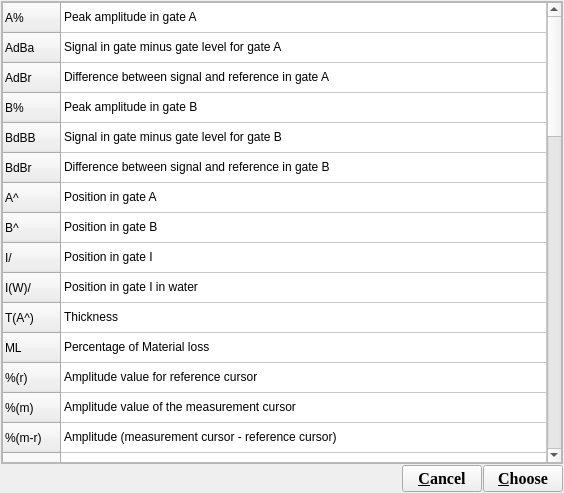
Qt form ui/measure_bar/measure_dialog.ui (15903016222/Voice) before a commit.
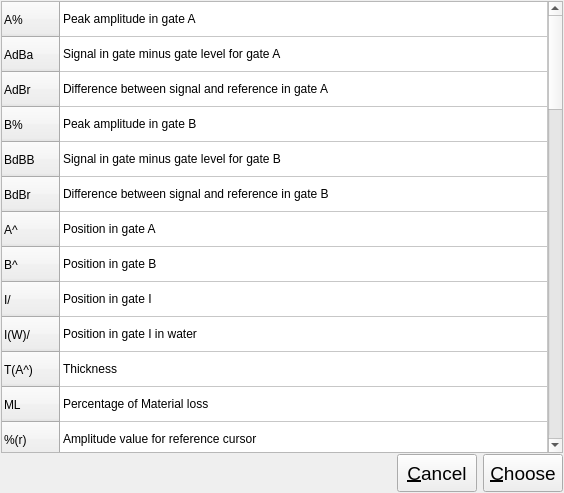
The same form after that commit.

Commit message: Updated:测量菜单和测量对话框的样式

```diff
--- a/ui/measure_bar/measure_dialog.ui
+++ b/ui/measure_bar/measure_dialog.ui
@@ -16,7 +16,7 @@
   <property name="windowTitle">
    <string>Dialog</string>
   </property>
-  <layout class="QVBoxLayout" name="verticalLayout_2">
+  <layout class="QVBoxLayout" name="verticalLayout_2" stretch="12,1">
    <property name="spacing">
     <number>1</number>
    </property>
@@ -37,6 +37,9 @@
      <property name="focusPolicy">
       <enum>Qt::NoFocus</enum>
      </property>
+     <property name="frameShape">
+      <enum>QFrame::NoFrame</enum>
+     </property>
      <property name="widgetResizable">
       <bool>true</bool>
      </property>
@@ -45,8 +48,8 @@
        <rect>
         <x>0</x>
         <y>0</y>
-        <width>560</width>
-        <height>459</height>
+        <width>562</width>
+        <height>452</height>
        </rect>
       </property>
       <property name="focusPolicy">
@@ -70,6 +73,15 @@
        </property>
        <item>
         <widget class="QTableWidget" name="tableWidget">
+         <property name="styleSheet">
+          <string notr="true">QTableWidget{
+	font:14pt &quot;Arial&quot;;
+}
+</string>
+         </property>
+         <property name="frameShape">
+          <enum>QFrame::StyledPanel</enum>
+         </property>
          <property name="lineWidth">
           <number>1</number>
          </property>
@@ -100,6 +112,12 @@
          <attribute name="verticalHeaderVisible">
           <bool>true</bool>
          </attribute>
+         <attribute name="verticalHeaderDefaultSectionSize">
+          <number>35</number>
+         </attribute>
+         <attribute name="verticalHeaderMinimumSectionSize">
+          <number>30</number>
+         </attribute>
          <row>
           <property name="text">
            <string>A%</string>
@@ -653,6 +671,9 @@
    </item>
    <item>
     <layout class="QHBoxLayout" name="horizontalLayout">
+     <property name="spacing">
+      <number>6</number>
+     </property>
      <item>
       <spacer name="horizontalSpacer">
        <property name="orientation">
@@ -676,15 +697,21 @@
        </property>
        <property name="font">
         <font>
-         <family>Times New Roman</family>
-         <pointsize>12</pointsize>
-         <weight>75</weight>
-         <bold>true</bold>
+         <family>Arial</family>
+         <pointsize>14</pointsize>
+         <weight>50</weight>
+         <italic>false</italic>
+         <bold>false</bold>
         </font>
        </property>
        <property name="focusPolicy">
         <enum>Qt::NoFocus</enum>
        </property>
+       <property name="styleSheet">
+        <string notr="true">QPushButton{
+	font:14pt &quot;Arial&quot;;
+}</string>
+       </property>
        <property name="text">
         <string>&amp;Cancel</string>
        </property>
@@ -700,15 +727,21 @@
        </property>
        <property name="font">
         <font>
-         <family>Times New Roman</family>
-         <pointsize>12</pointsize>
-         <weight>75</weight>
-         <bold>true</bold>
+         <family>Arial</family>
+         <pointsize>14</pointsize>
+         <weight>50</weight>
+         <italic>false</italic>
+         <bold>false</bold>
         </font>
        </property>
        <property name="focusPolicy">
         <enum>Qt::NoFocus</enum>
        </property>
+       <property name="styleSheet">
+        <string notr="true">QPushButton{
+	font:14pt &quot;Arial&quot;;
+}</string>
+       </property>
        <property name="text">
         <string>&amp;Choose</string>
        </property>
```
The commit also changes 1 other file.
